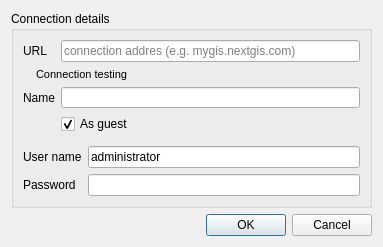
First picture: the form in qgis/ngw_connection_edit_dialog_base.ui, repository nextgis/ngw_external_api_python, before the edit.
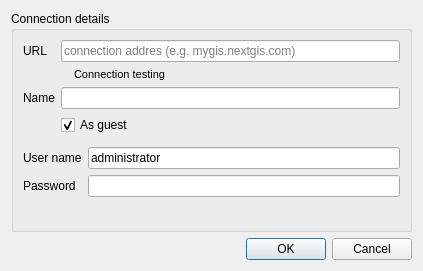
Second picture: the form after the edit.

Commit message: Fix connection dialog proportions.

Patch:
```diff
--- a/qgis/ngw_connection_edit_dialog_base.ui
+++ b/qgis/ngw_connection_edit_dialog_base.ui
@@ -6,8 +6,8 @@
    <rect>
     <x>0</x>
     <y>0</y>
-    <width>383</width>
-    <height>236</height>
+    <width>423</width>
+    <height>271</height>
    </rect>
   </property>
   <property name="sizePolicy">
@@ -86,12 +86,18 @@
           </property>
          </widget>
         </item>
-        <item row="2" column="0" colspan="2">
+        <item row="1" column="1">
          <widget class="QLabel" name="lbConnectionTesting">
+          <property name="sizePolicy">
+           <sizepolicy hsizetype="Preferred" vsizetype="Preferred">
+            <horstretch>0</horstretch>
+            <verstretch>0</verstretch>
+           </sizepolicy>
+          </property>
           <property name="minimumSize">
            <size>
             <width>0</width>
-            <height>12</height>
+            <height>0</height>
            </size>
           </property>
           <property name="font">
```
Left out of the diff: 25 changed lines with no effect on the pictures.
